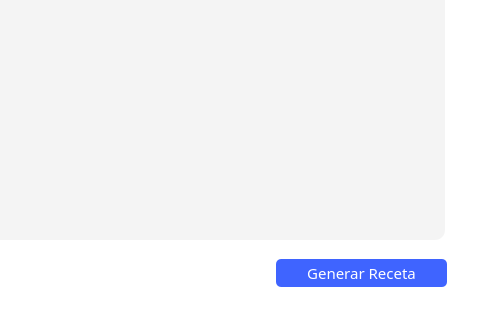
The window that hospital-Core/Widgets/Medico/medico_generar_receta.ui (MrDanielG/Hospital-SCRUM) describes before a commit, drawn with Qt 5; both pictures show x 886 to 1366 and y 391 to 711 of the 1366 by 711 pixel window.
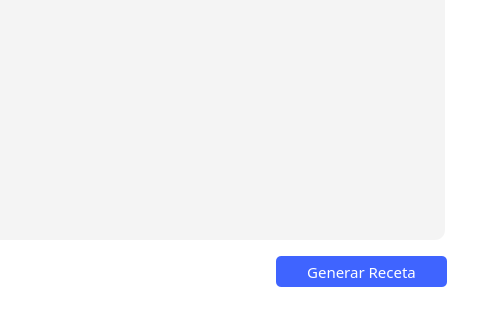
The same window after the commit.

Diff of the .ui file:
```diff
--- a/hospital-Core/Widgets/Medico/medico_generar_receta.ui
+++ b/hospital-Core/Widgets/Medico/medico_generar_receta.ui
@@ -82,9 +82,9 @@
    <property name="geometry">
     <rect>
      <x>1162</x>
-     <y>650</y>
+     <y>647</y>
      <width>171</width>
-     <height>28</height>
+     <height>31</height>
     </rect>
    </property>
    <property name="font">
```
